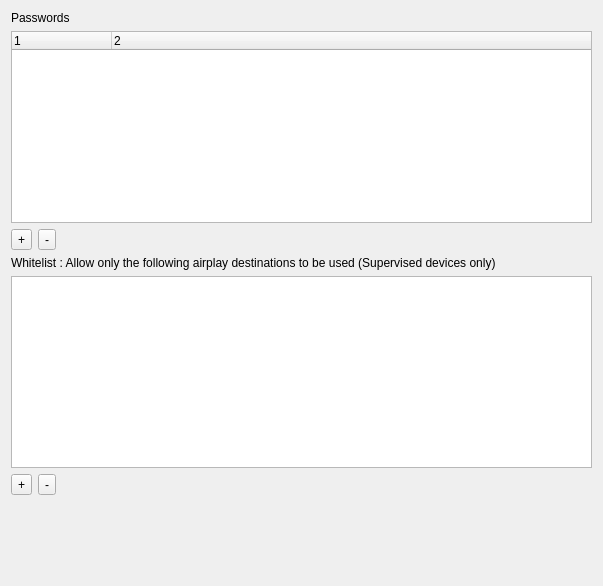
Above: FWAdminLib/Configurator/AirPlayForm.ui from fw-dev/translations before the change. Below: the same form after it.
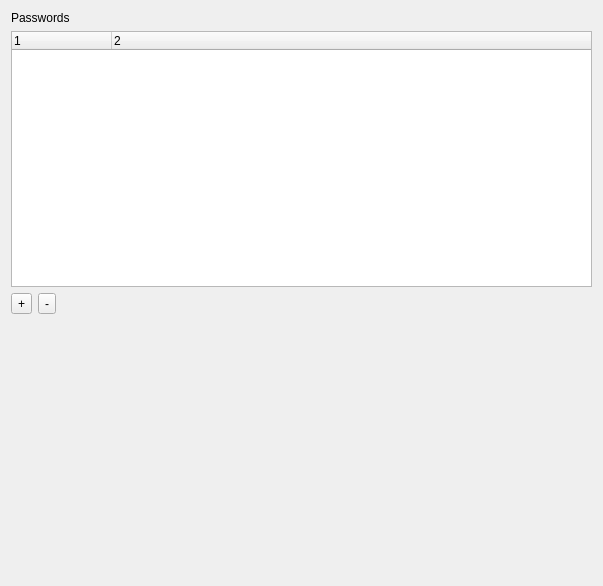
That is the form after the change. Custom widgets are drawn as their Qt base class.

The edit to the form file:
```diff
--- a/FWAdminLib/Configurator/AirPlayForm.ui
+++ b/FWAdminLib/Configurator/AirPlayForm.ui
@@ -76,48 +76,7 @@
     </layout>
    </item>
    <item>
-    <widget class="QLabel" name="labelWhitelist">
-     <property name="text">
-      <string>Whitelist : Allow only the following airplay destinations to be used (Supervised devices only)</string>
-     </property>
-     <property name="wordWrap">
-      <bool>true</bool>
-     </property>
-    </widget>
-   </item>
-   <item>
-    <widget class="QListWidget" name="whitelistWidget"/>
-   </item>
-   <item>
-    <layout class="QHBoxLayout" name="horizontalLayout">
-     <item>
-      <widget class="QToolButton" name="addWhitelist">
-       <property name="text">
-        <string>+</string>
-       </property>
-      </widget>
-     </item>
-     <item>
-      <widget class="QToolButton" name="removeWhitelist">
-       <property name="text">
-        <string>-</string>
-       </property>
-      </widget>
-     </item>
-     <item>
-      <spacer name="spacer">
-       <property name="orientation">
-        <enum>Qt::Horizontal</enum>
-       </property>
-       <property name="sizeHint" stdset="0">
-        <size>
-         <width>40</width>
-         <height>20</height>
-        </size>
-       </property>
-      </spacer>
-     </item>
-    </layout>
+    <widget class="ItemTableWidget" name="whitelistWidget" native="true"/>
    </item>
    <item>
     <spacer name="verticalSpacer">
@@ -134,6 +93,14 @@
    </item>
   </layout>
  </widget>
+ <customwidgets>
+  <customwidget>
+   <class>ItemTableWidget</class>
+   <extends>QWidget</extends>
+   <header>FWAdminLib/Configurator/ItemTableWidget.h</header>
+   <container>1</container>
+  </customwidget>
+ </customwidgets>
  <resources/>
  <connections/>
 </ui>
```
